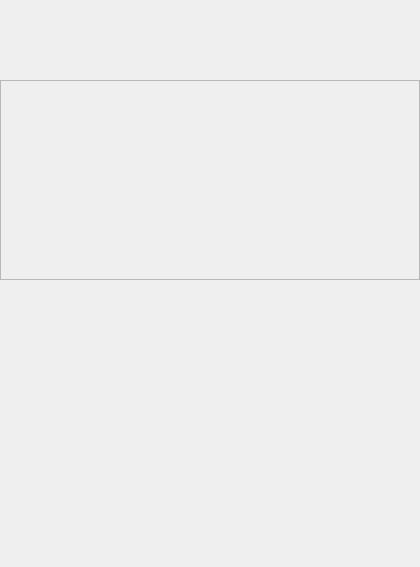
Qt form smaug_cmd/designer/empty_widget.ui (MoonShineVFX/smaug-cmd) before a commit.
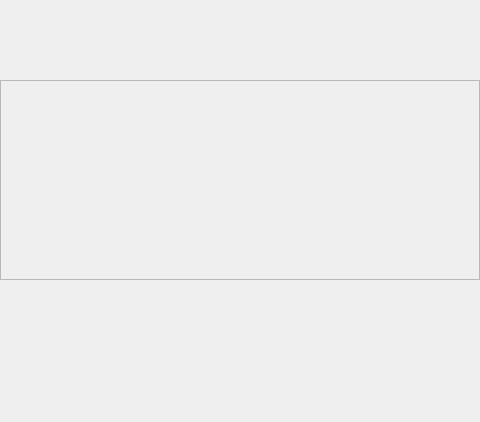
The same form after that commit. Icons and pictures are not drawn. Custom widgets are drawn as their Qt base class.

Commit message: integeration EmptyWidget into AssetWidget

Diff of the .ui file:
```diff
--- a/smaug_cmd/designer/empty_widget.ui
+++ b/smaug_cmd/designer/empty_widget.ui
@@ -6,13 +6,13 @@
    <rect>
     <x>0</x>
     <y>0</y>
-    <width>420</width>
-    <height>567</height>
+    <width>480</width>
+    <height>422</height>
    </rect>
   </property>
   <property name="maximumSize">
    <size>
-    <width>420</width>
+    <width>480</width>
     <height>16777215</height>
    </size>
   </property>
@@ -92,6 +92,14 @@
    </item>
   </layout>
  </widget>
+ <customwidgets>
+  <customwidget>
+   <class>MoonFrame</class>
+   <extends>QFrame</extends>
+   <header>smaug_cmd.ui.h</header>
+   <container>1</container>
+  </customwidget>
+ </customwidgets>
  <resources>
   <include location="../resource/smaug.qrc"/>
  </resources>
```
Left out of the diff: 6 changed lines with no effect on the pictures. The commit also changes 17 other files.
